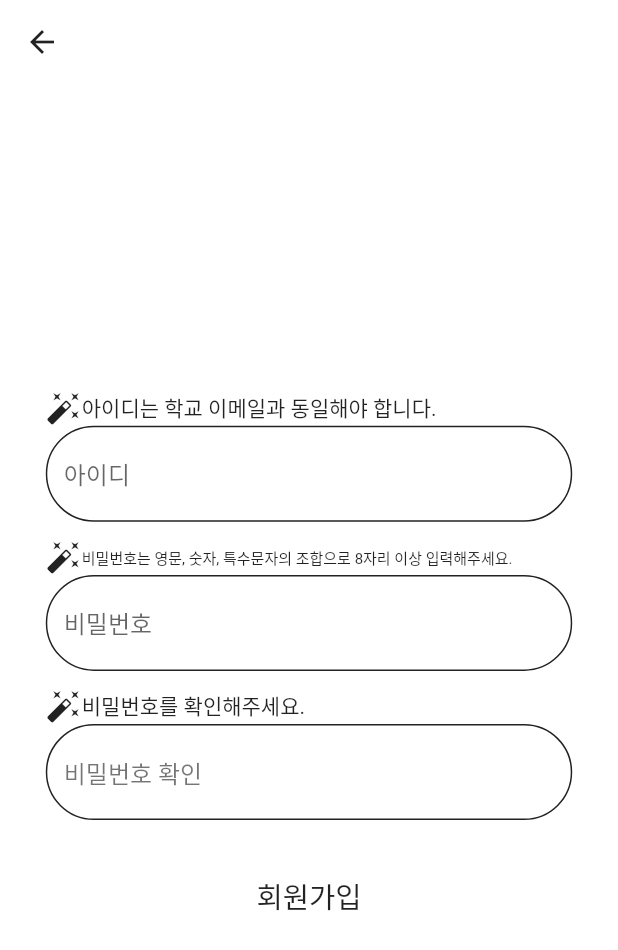
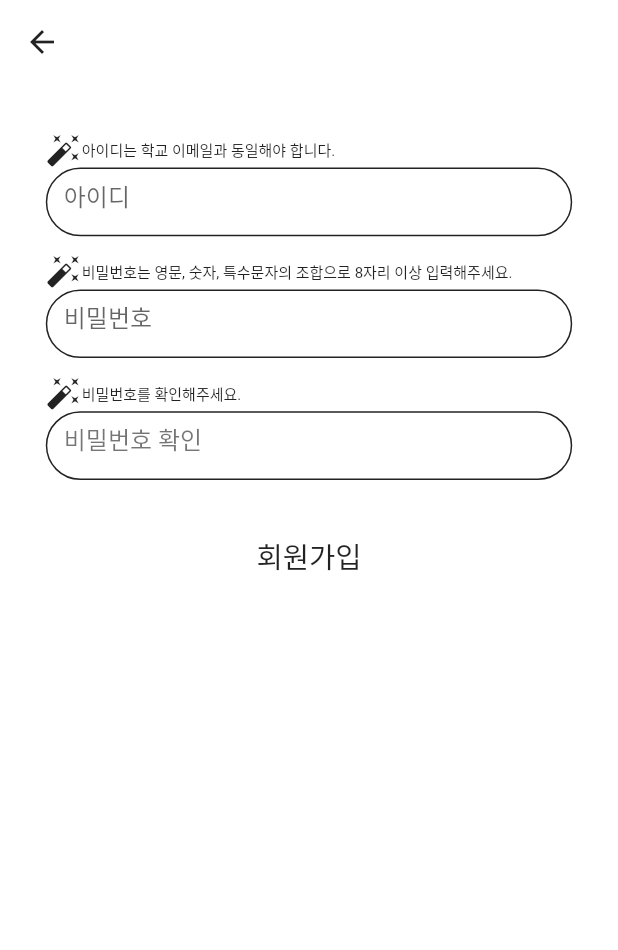
Before and after one commit to moonsong98/MadCamp_2020_Winter, a Flutter app: the SignupPage screen opened directly, on a phone screen of 412 x 824 dp. Shown: the top 950 px of the screen. Run offline on Flutter 3.47's test engine with Material 2 defaults, Android fonts, the light colour scheme and no system bars; our stand-ins replace dio, flutter_secure_storage, fluttertoast, page_view_indicators, wheel_chooser; accounts and stored records are empty; network calls fail.

Commit message:
true final

```diff
--- a/lib/dio_server.dart
+++ b/lib/dio_server.dart
@@ -210,9 +210,9 @@ class Server{
 
     for (int i = 0; i < responseList.length; i++) {
       var restaurant = fromJsonRestaurant(responseList[i]);
-      //if (restaurant.confirmed) {
+      if (restaurant.confirmed) {
         restaurants.add(restaurant);
-      //}
+      }
     }
 
     return restaurants;
--- a/lib/settings.dart
+++ b/lib/settings.dart
@@ -114,8 +114,8 @@ class _SettingsState extends State<Settings> {
                           child: Text('변경사항 저장', style: TextStyle(fontSize: 25* ratio)),
                           onPressed: () {
                             // TODO: 서버 db 업데이트, secureStorage 업데이트
-                            if (myControllerNickname.text.length >= 8) {
-                              showToast("닉네임은 최대 7자까지 가능합니다.");
+                            if (myControllerNickname.text.length >= 11) {
+                              showToast("닉네임은 최대 10자까지 가능합니다.");
                             } else {
                               String nickname = myControllerNickname.text;
                               Map<String, String> nicknameJson = {'nickname': nickname};
--- a/lib/signupPage.dart
+++ b/lib/signupPage.dart
@@ -154,7 +154,9 @@ class _SignupPageState extends State<SignupPage> {
           )
         )
       ),
-      body: Container(
+      body: SingleChildScrollView(
+        physics: ClampingScrollPhysics(),
+        child: Container(
           color: Colors.white,
           child: Container(
               margin: EdgeInsets.all(40.0* ratio),
@@ -165,10 +167,12 @@ class _SignupPageState extends State<SignupPage> {
                     Row(
                       children: <Widget>[
                         Icon(Icons.auto_fix_high),
-                      Text("아이디는 학교 이메일과 동일해야 합니다.")
+                        Text("아이디는 학교 이메일과 동일해야 합니다.", style: TextStyle(fontSize: 10))
                       ]
                     ),
-                  TextField(
+                    Container(
+                      height: 60*ratio,
+                      child: TextField(
                         onChanged: (value) {
                           if (value.compareTo("") == 0) {
                             setState(() {
@@ -203,6 +207,7 @@ class _SignupPageState extends State<SignupPage> {
                               hintText: '아이디'
                           )
                       ),
+                    ),
                     SizedBox(height: 15* ratio),
                     Row(
                         children: <Widget>[
@@ -210,7 +215,9 @@ class _SignupPageState extends State<SignupPage> {
                           Text("비밀번호는 영문, 숫자, 특수문자의 조합으로 8자리 이상 입력해주세요.", style: TextStyle(fontSize: 10)),
                         ]
                     ),
-                  TextField(
+                    Container(
+                      height: 60*ratio,
+                      child: TextField(
                         onChanged: onItemChanged,
                           controller: myControllerPw,
                           decoration: InputDecoration(
@@ -235,14 +242,17 @@ class _SignupPageState extends State<SignupPage> {
                               hintText: '비밀번호'
                           )
                       ),
+                    ),
                     SizedBox(height: 15* ratio),
                     Row(
                         children: <Widget>[
                           Icon(Icons.auto_fix_high),
-                        Text("비밀번호를 확인해주세요.")
+                          Text("비밀번호를 확인해주세요.", style: TextStyle(fontSize: 10))
                         ]
                     ),
-                  TextField(
+                    Container(
+                      height: 60*ratio,
+                      child: TextField(
                         onChanged: onItemChanged,
                           controller: myControllerPwCf,
                           decoration: InputDecoration(
@@ -269,6 +279,7 @@ class _SignupPageState extends State<SignupPage> {
                                   color: hintColor
                               )
                           )
+                      ),
                     ),
                     SizedBox(height:35* ratio),
                     ButtonTheme(
@@ -307,6 +318,7 @@ class _SignupPageState extends State<SignupPage> {
                     )
 
               )
+          ),
       )
 
     );
```
Also changed, not shown: lib/mainPage.dart (+9 -5 lines), lib/menuPage.dart (+39 -3 lines), lib/restaurantPage.dart (+19 -6 lines). Lines whose indentation alone changed are shown as unchanged.
